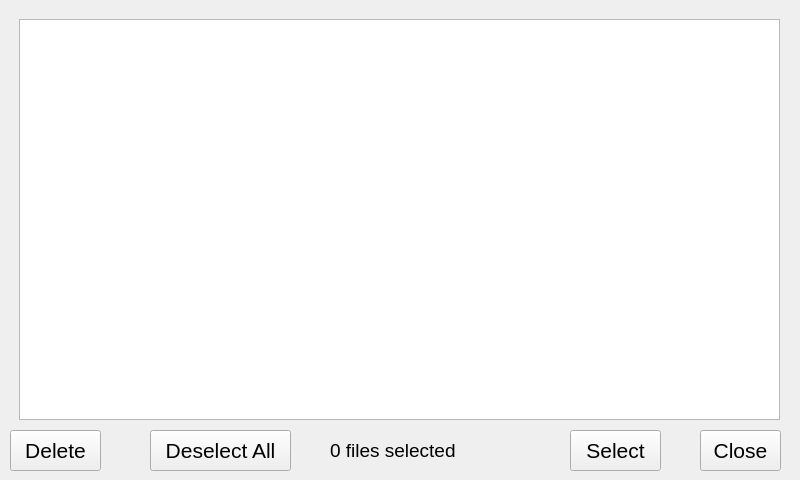
Old version of the form src/extbrowser.ui in the repository krontech/chronos-cam-app.
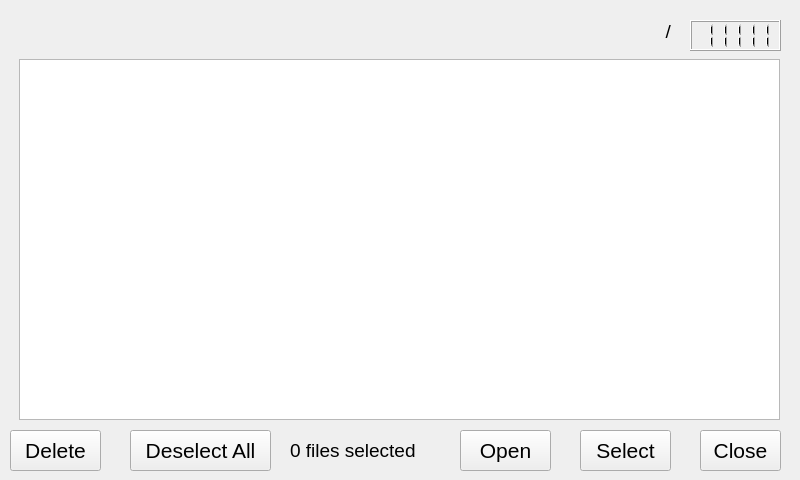
New version of the form.

Commit message: Added clock and device labels.

What changed in the file:
```diff
--- a/src/extbrowser.ui
+++ b/src/extbrowser.ui
@@ -34,7 +34,7 @@
   <widget class="QPushButton" name="extBrowserSelectButton">
    <property name="geometry">
     <rect>
-     <x>570</x>
+     <x>580</x>
      <y>430</y>
      <width>91</width>
      <height>41</height>
@@ -70,9 +70,9 @@
   <widget class="QLabel" name="extBrowserSelectedCountLabel">
    <property name="geometry">
     <rect>
-     <x>330</x>
+     <x>290</x>
      <y>430</y>
-     <width>241</width>
+     <width>161</width>
      <height>41</height>
     </rect>
    </property>
@@ -89,9 +89,9 @@
    <property name="geometry">
     <rect>
      <x>19</x>
-     <y>19</y>
+     <y>59</y>
      <width>761</width>
-     <height>401</height>
+     <height>361</height>
     </rect>
    </property>
    <layout class="QGridLayout" name="gridLayout">
@@ -103,7 +103,7 @@
   <widget class="QPushButton" name="extBrowserDeselectAllButton">
    <property name="geometry">
     <rect>
-     <x>150</x>
+     <x>130</x>
      <y>430</y>
      <width>141</width>
      <height>41</height>
@@ -118,6 +118,58 @@
     <string>Deselect All</string>
    </property>
   </widget>
+  <widget class="QPushButton" name="extBrowserOpenButton">
+   <property name="geometry">
+    <rect>
+     <x>460</x>
+     <y>430</y>
+     <width>91</width>
+     <height>41</height>
+    </rect>
+   </property>
+   <property name="font">
+    <font>
+     <pointsize>16</pointsize>
+    </font>
+   </property>
+   <property name="text">
+    <string>Open</string>
+   </property>
+  </widget>
+  <widget class="QLCDNumber" name="extBrowserClock">
+   <property name="geometry">
+    <rect>
+     <x>690</x>
+     <y>20</y>
+     <width>91</width>
+     <height>31</height>
+    </rect>
+   </property>
+   <property name="value" stdset="0">
+    <double>11111.000000000000000</double>
+   </property>
+  </widget>
+  <widget class="QLabel" name="extBrowserPathLabel">
+   <property name="geometry">
+    <rect>
+     <x>20</x>
+     <y>16</y>
+     <width>651</width>
+     <height>31</height>
+    </rect>
+   </property>
+   <property name="font">
+    <font>
+     <pointsize>14</pointsize>
+    </font>
+   </property>
+   <property name="text">
+    <string>/</string>
+   </property>
+   <property name="alignment">
+    <set>Qt::AlignRight|Qt::AlignTrailing|Qt::AlignVCenter</set>
+   </property>
+  </widget>
  </widget>
  <resources/>
  <connections/>
```
The commit also changes 7 other files.
